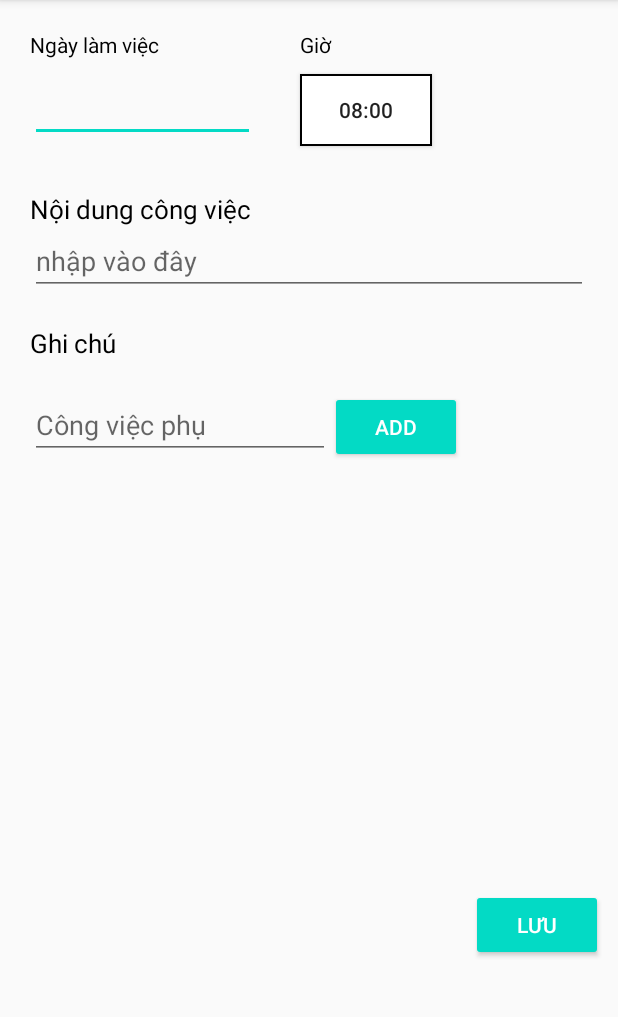
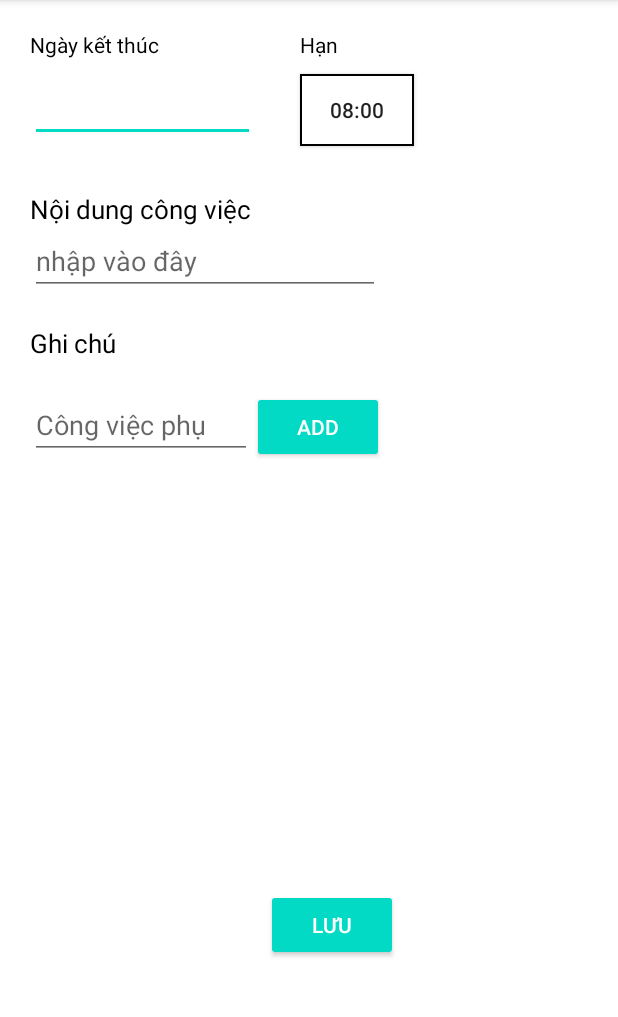
Before and after one commit to QUANG2911/DoAN, an Android app: the fragment fragmentAdd shown on its own in the app's theme, on a phone screen of 412 x 824 dp, the part 84-1101 px from its top. Run offline under Robolectric (Android 15) with nearby library versions, the phone set to English and light mode, and no system bars.

Commit message:
cập nhật Fragment 3

```diff
--- a/app/src/main/AndroidManifest.xml
+++ b/app/src/main/AndroidManifest.xml
@@ -19,9 +19,6 @@
 
         </activity>
         <activity
-            android:name=".Add_Job"
-            android:exported="false"></activity>
-        <activity
             android:name=".MainActivity"
             android:exported="true" >
 
--- a/app/src/main/java/com/example/giaodien/Fragment/fragmentLich.java
+++ b/app/src/main/java/com/example/giaodien/Fragment/fragmentLich.java
@@ -7,13 +7,19 @@ import android.support.v4.app.Fragment;
 import android.view.LayoutInflater;
 import android.view.View;
 import android.view.ViewGroup;
+import android.widget.ImageButton;
 
 import com.example.giaodien.R;
 
 public class fragmentLich extends Fragment {
+
+    public ImageButton add ;
     @Nullable
     @Override
     public View onCreateView(@NonNull LayoutInflater inflater, @Nullable ViewGroup container, @Nullable Bundle savedInstanceState) {
         return inflater.inflate(R.layout.fragment_lich,container,false);
+
     }
+
+
 }
--- a/app/src/main/res/layout/fragment_addjob.xml
+++ b/app/src/main/res/layout/fragment_addjob.xml
@@ -2,11 +2,12 @@
 <LinearLayout xmlns:android="http://schemas.android.com/apk/res/android"
     android:orientation="vertical"
     android:layout_width="match_parent"
-    android:layout_height="match_parent">
+    android:layout_height="match_parent"
+    android:background="@color/white">
 
     <LinearLayout
-        android:layout_width="match_parent"
-        android:layout_height="match_parent"
+        android:layout_width="315dp"
+        android:layout_height="wrap_content"
         android:orientation="vertical">
 
         <LinearLayout
@@ -15,7 +16,7 @@
             android:orientation="horizontal">
 
             <LinearLayout
-                android:layout_width="wrap_content"
+                android:layout_width="180dp"
                 android:layout_height="match_parent"
                 android:orientation="vertical">
 
@@ -24,7 +25,7 @@
                     android:layout_height="29dp"
                     android:layout_marginLeft="20dp"
                     android:layout_marginTop="20dp"
-                    android:text="Ngày làm việc"
+                    android:text="Ngày kết thúc"
                     android:textColor="@color/black"></TextView>
 
                 <EditText
@@ -45,12 +46,12 @@
                     android:layout_height="29dp"
                     android:layout_marginLeft="20dp"
                     android:layout_marginTop="20dp"
-                    android:text="Giờ"
+                    android:text="Hạn "
                     android:textColor="@color/black"></TextView>
 
                 <Button
                     android:id="@+id/btn_Gio"
-                    android:layout_width="wrap_content"
+                    android:layout_width="76dp"
                     android:layout_height="wrap_content"
                     android:layout_marginLeft="20dp"
                     android:background="@drawable/vien"
@@ -62,39 +63,39 @@
         <TextView
             android:layout_width="wrap_content"
             android:layout_height="wrap_content"
-            android:text="Nội dung công việc"
             android:layout_marginLeft="20dp"
             android:layout_marginTop="20dp"
-            android:textSize="17dp"
-            android:textColor="@color/black"></TextView>
+            android:text="Nội dung công việc"
+            android:textColor="@color/black"
+            android:textSize="17dp"></TextView>
 
         <EditText
             android:id="@+id/et_NoiDung"
-            android:layout_width="match_parent"
+            android:layout_width="233dp"
             android:layout_height="wrap_content"
             android:layout_marginLeft="20dp"
             android:layout_marginRight="20dp"
-            android:inputType="textMultiLine"
-            android:hint="nhập vào đây"></EditText>
+            android:hint="nhập vào đây"
+            android:inputType="textMultiLine"></EditText>
 
         <TextView
-            android:layout_width="match_parent"
+            android:layout_width="234dp"
             android:layout_height="wrap_content"
-            android:textColor="@color/black"
-            android:text="Ghi chú"
             android:layout_marginLeft="20dp"
             android:layout_marginTop="20dp"
+            android:text="Ghi chú"
+            android:textColor="@color/black"
             android:textSize="17dp"></TextView>
 
         <LinearLayout
-            android:layout_width="match_parent"
+            android:layout_width="242dp"
             android:layout_height="wrap_content"
-            android:orientation="horizontal"
-            android:layout_margin="20dp">
+            android:layout_margin="20dp"
+            android:orientation="horizontal">
 
             <EditText
                 android:id="@+id/et_SecondJob"
-                android:layout_width="200dp"
+                android:layout_width="148dp"
                 android:layout_height="wrap_content"
                 android:hint="Công việc phụ"
                 android:inputType="textMultiLine"></EditText>
@@ -103,16 +104,16 @@
                 android:id="@+id/btn_AddList"
                 android:layout_width="wrap_content"
                 android:layout_height="wrap_content"
+                android:backgroundTint="@color/teal_200"
+                android:onClick="AddSecondJob"
                 android:text="Add"
-                android:textSize="14dp"
-                android:backgroundTint="@color/teal_200"
                 android:textColor="@color/white"
-                android:onClick="AddSecondJob"></Button>
+                android:textSize="14dp"></Button>
         </LinearLayout>
 
         <ListView
             android:id="@+id/List_GhiChu"
-            android:layout_width="277dp"
+            android:layout_width="234dp"
             android:layout_height="264dp"
             android:layout_marginLeft="20dp"></ListView>
 
@@ -120,12 +121,11 @@
             android:id="@+id/Luu_btn"
             android:layout_width="wrap_content"
             android:layout_height="wrap_content"
+            android:layout_gravity="right"
+            android:layout_marginRight="50dp"
+            android:backgroundTint="@color/teal_200"
             android:text="Lưu"
-            android:textColor="@color/white"
-            android:backgroundTint="@color/teal_200"
-            android:layout_gravity="right"
-            android:layout_marginRight="10dp"
-            ></Button>
+            android:textColor="@color/white"></Button>
     </LinearLayout>
 
 </LinearLayout>
--- a/app/src/main/res/layout/fragment_lich.xml
+++ b/app/src/main/res/layout/fragment_lich.xml
@@ -3,11 +3,12 @@
     android:orientation="vertical"
     android:layout_width="match_parent"
     android:layout_height="match_parent"
+    android:background="@color/white"
     >
 
     <LinearLayout
         android:layout_width="wrap_content"
-        android:layout_height="match_parent"
+        android:layout_height="644dp"
         android:orientation="vertical">
 
         <DatePicker
@@ -17,11 +18,12 @@
             android:layout_marginTop="40dp"></DatePicker>
 
         <ImageButton
+            android:onClick="AddJobClick"
             android:id="@+id/add"
             android:layout_width="54dp"
             android:layout_height="57dp"
             android:layout_gravity="right"
-            android:layout_marginTop="180dp"
+            android:layout_marginTop="100dp"
             android:background="@drawable/add"
             android:scaleType="fitCenter"></ImageButton>
     </LinearLayout>
```
Also changed, not shown: app/src/main/java/com/example/giaodien/Add_Job.java (deleted, +0 -76 lines), app/src/main/java/com/example/giaodien/MainActivity.java (+48 -1 lines), app/src/main/res/layout/activity_add_job.xml (deleted, +0 -188 lines), app/src/main/res/layout/activity_main.xml (+4 -4 lines), app/src/main/res/layout/fragment_congviec.xml (+7 -5 lines), app/src/main/res/layout/fragment_thongke.xml (+6 -5 lines).
